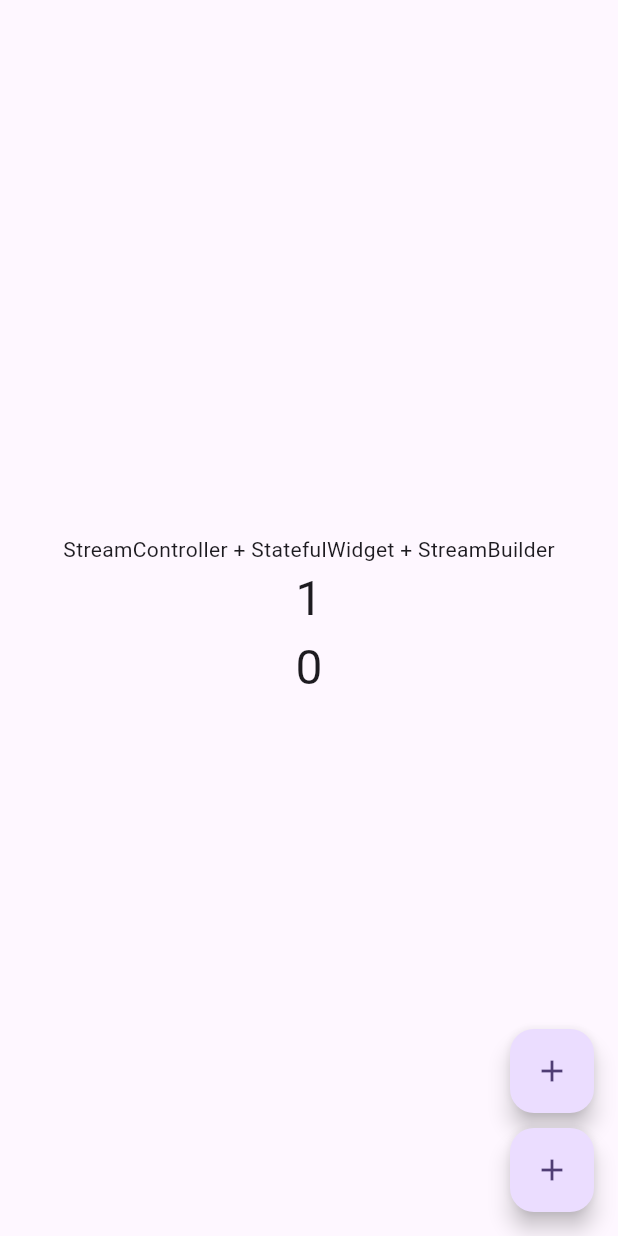
After one commit to business-sixtick/portfolio, a Flutter app: the BlocTestPage screen opened directly, after a tap on the "add" icon, on a phone screen of 412 x 824 dp. The commit adds this screen. Run offline on Flutter 3.47's test engine with Material 3 defaults, Android fonts, the phone set to English and light mode, and no system bars; our stand-ins replace cloud_firestore, firebase_auth, firebase_core, flutter_riverpod, sembast; missing offline and left inert: cp949_codec, window_size; accounts and stored records are empty.

Commit message:
bloc test

```diff
--- a/lib/sixtick.dart
+++ b/lib/sixtick.dart
@@ -2,6 +2,35 @@ import 'dart:math';
 import 'package:logging/logging.dart';
 import 'package:url_launcher/url_launcher.dart';
 import 'package:flutter/material.dart';
+import 'dart:async';
+
+class Bloc<T> {
+  Bloc(T initialState) {
+    _state = initialState; // 초기 상태 설정
+    _stateController = StreamController<T>.broadcast(); // 상태 스트림  broadcast 는 리스너를 여러개 등록할수 있다.
+    _stateController.stream.listen((onData) => _state = onData);
+  }
+
+  late T _state; // 현재 상태
+  late final StreamController<T> _stateController; // 상태 관리 스트림
+
+  // 상태를 외부에서 구독할 수 있는 Stream
+  Stream<T> get stateStream => _stateController.stream;
+
+  // 현재 상태를 가져오는 getter
+  T get state => _state;
+
+  // 상태를 업데이트하는 메서드
+  set state(T newState) {
+    // _state = newState; // 상태 업데이트
+    _stateController.sink.add(newState); // 새로운 상태를 스트림에 전송
+  }
+
+  // 메모리 누수를 방지하기 위해 스트림 닫기
+  void dispose() {
+    _stateController.close();
+  }
+}
 
 void showMessage(BuildContext context, String title, String content) {
   showDialog(
--- /dev/null
+++ b/lib/widgets/bloc.dart
@@ -0,0 +1,68 @@
+import 'package:flutter/material.dart';
+import 'package:portpolio/sixtick.dart';
+
+// BLoC 훨 씬 깔끔하네
+
+class BlocTestPage extends StatefulWidget{    // StatefulWidget 를 써야됨
+
+  @override
+  State<BlocTestPage> createState() => _BlocTestPageState();
+}
+
+class _BlocTestPageState extends State<BlocTestPage> {
+  Bloc<int> countBloc = Bloc<int>(0);
+  Bloc<int> countBloc2 = Bloc<int>(0);
+
+  @override
+  Widget build(BuildContext context) {
+    return Scaffold(
+      body: Column(
+        mainAxisAlignment: MainAxisAlignment.center,
+        children: [
+          const Text('StreamController + StatefulWidget + StreamBuilder'),
+          StreamBuilder( // bloc 는 기본적으로 스트림을 쓴다. 자동으로 리빌드한다
+            stream: countBloc.stateStream,
+            initialData: countBloc.state,
+            builder: (BuildContext context, AsyncSnapshot<dynamic> snapshot){
+              return  Center(child: Text(snapshot.data.toString(), style: TextStyle(fontSize: 32),));
+            }
+          ),
+          StreamBuilder( // bloc 는 기본적으로 스트림을 쓴다. 자동으로 리빌드한다
+            stream: countBloc2.stateStream,
+            initialData: countBloc2.state,
+            builder: (BuildContext context, AsyncSnapshot<dynamic> snapshot){
+              return  Center(child: Text(snapshot.data.toString(), style: TextStyle(fontSize: 32),));
+            }
+          ),
+        ],
+      ),
+      floatingActionButton: Column(
+        mainAxisAlignment: MainAxisAlignment.end,
+        children: [
+          FloatingActionButton(
+            onPressed: (){debugPrint('countBloc : ${countBloc.state.toString()}'); countBloc.state = countBloc.state + 1;},
+
+            child: const Icon(Icons.add)),
+          SizedBox(height: 10,),
+          FloatingActionButton(
+            onPressed: (){debugPrint('countBloc2 : ${countBloc2.state.toString()}'); countBloc2.state = countBloc2.state + 1;},
+
+            child: const Icon(Icons.add)),
+        ],
+      ),
+    );
+
+  }
+
+  @override
+  void initState() {
+    super.initState();
+    countBloc = Bloc<int>(0);
+  }
+
+  @override
+  void dispose() {
+    countBloc.dispose();
+    super.dispose();
+  }
+}
--- a/lib/widgets/main_page.dart
+++ b/lib/widgets/main_page.dart
@@ -1,5 +1,6 @@
 import 'package:flutter/material.dart';
 import 'package:flutter_riverpod/flutter_riverpod.dart';
+import 'package:portpolio/widgets/bloc.dart';
 import 'package:portpolio/widgets/dropdownbutton_test.dart';
 import 'package:portpolio/widgets/firebase.dart';
 import 'package:portpolio/widgets/llm_page.dart';
@@ -23,9 +24,10 @@ final Map<String, Widget> pageMap = {
   "LLM" : LLMPage(),
   "PONG GAME" : PongStateful(),
   "MOVIE" : MoviePage(),
+  "BLOC" : BlocTestPage(),
   "FIREBASE" : Firebase(),
-  "riverpod TEST" : RiverpodTest1(),
-  "dropdownbutton TEST" : DropdownButtonTest(),
+  // "riverpod TEST" : RiverpodTest1(),
+  // "dropdownbutton TEST" : DropdownButtonTest(),
 };
 
 class MainPage extends ConsumerWidget {
```
